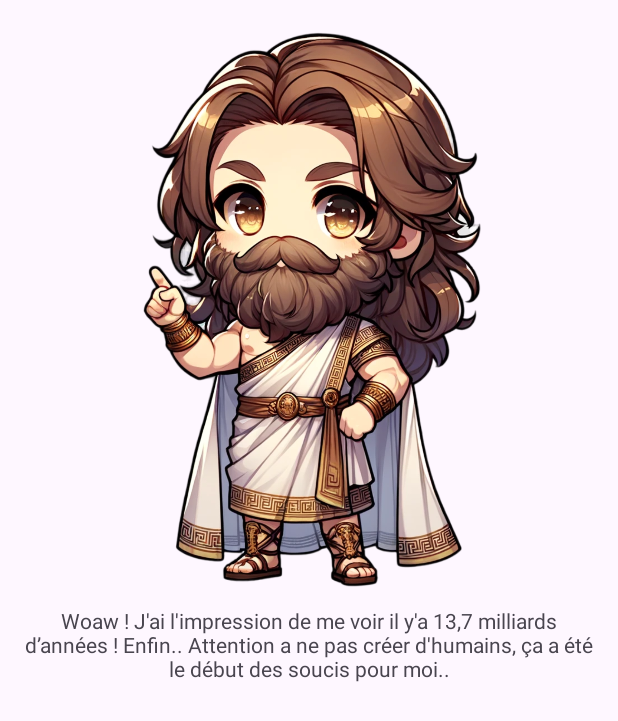
After one commit to SourceGD/FusioBolt, an Android app: the layout dialog_custom_layout.xml on its own in the app's theme, with its tools: preview values and no code run, on a phone screen of 412 x 824 dp. The commit adds this screen. Shown: the top 721 px of the screen. Run offline under Robolectric (Android 15) with nearby library versions, the light colour scheme and no system bars.

Commit message:
ajout vie + juice

```diff
--- /dev/null
+++ b/app/src/main/res/anim/fade_in.xml
@@ -0,0 +1,5 @@
+<?xml version="1.0" encoding="utf-8"?>
+<alpha xmlns:android="http://schemas.android.com/apk/res/android"
+    android:duration="1000"
+    android:fromAlpha="0.0"
+    android:toAlpha="1.0" />
--- /dev/null
+++ b/app/src/main/res/layout/dialog_custom_layout.xml
@@ -0,0 +1,23 @@
+<?xml version="1.0" encoding="utf-8"?>
+<LinearLayout xmlns:android="http://schemas.android.com/apk/res/android"
+    android:layout_width="match_parent"
+    android:layout_height="wrap_content"
+    android:orientation="vertical"
+    android:padding="16dp">
+
+    <ImageView
+        android:id="@+id/dialogImageView"
+        android:layout_width="match_parent"
+        android:layout_height="wrap_content"
+        android:layout_gravity="center_horizontal"
+        android:adjustViewBounds="true"
+        android:src="@drawable/dieumignon" />
+
+    <TextView
+        android:id="@+id/dialogTextView"
+        android:layout_width="match_parent"
+        android:layout_height="wrap_content"
+        android:text="Woaw ! J'ai l'impression de me voir il y'a 13,7 milliards d’années ! Enfin.. Attention a ne pas créer d'humains, ça a été le début des soucis pour moi.."
+        android:layout_marginTop="8dp"
+        android:textAlignment="center"/>
+</LinearLayout>
```
Also changed, not shown: app/src/main/java/com/example/fusionbolt/MixFragment.java (+108 -6 lines), app/src/main/res/anim/move_up.xml (added, +8 -0 lines), app/src/main/res/anim/rotate.xml (added, +7 -0 lines), app/src/main/res/anim/zoom_in_out.xml (added, +20 -0 lines).
